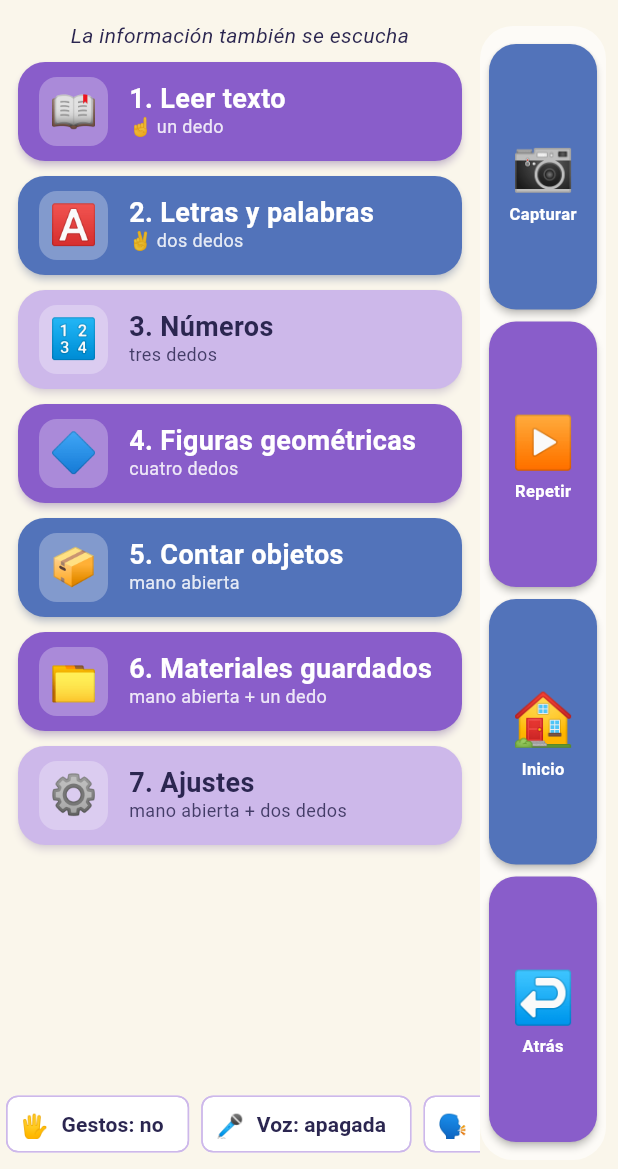
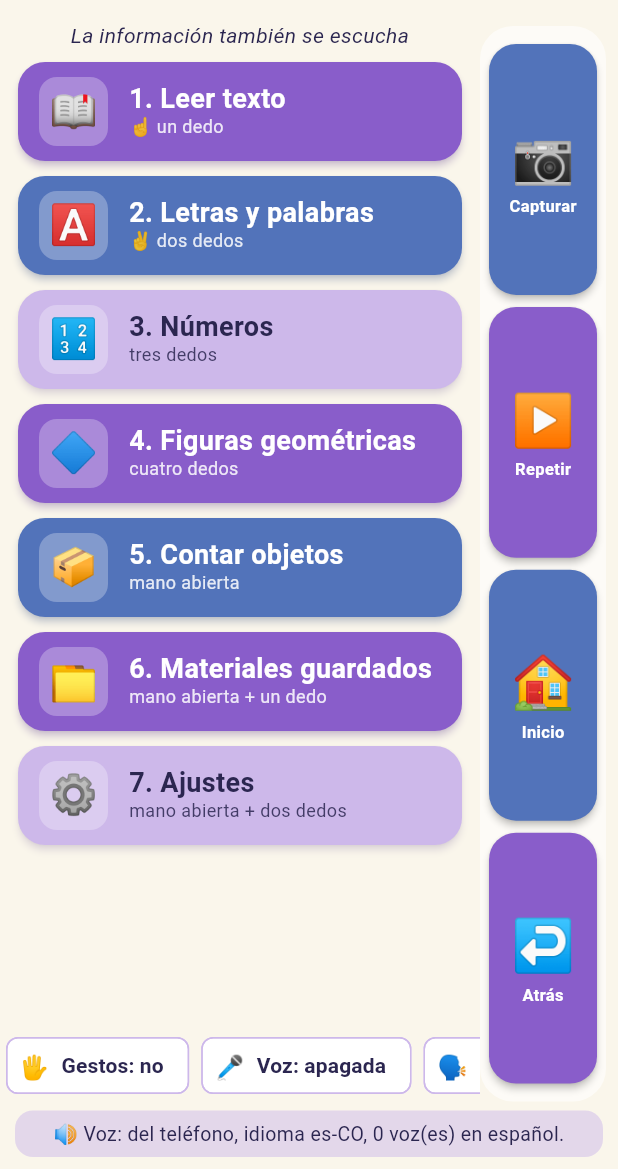
Before and after one commit to Shimo-sae/Eduaccesible, a Flutter app: the screen it shows after launch, after a tap on "1. Leer texto", after a tap on "Capturar", after a tap on "Inicio", on a phone screen of 412 x 824 dp, the part 67-1236 px from its top. Run offline on Flutter 3.47's test engine with Material 3 defaults, Android fonts, the light colour scheme and no system bars; our stand-ins replace camera, file_picker, flutter_tts, image_picker, share_plus, speech_to_text; missing offline and left inert: google_mlkit_image_labeling, google_mlkit_object_detection, google_mlkit_text_recognition, hand_landmarker, syncfusion_flutter_pdf.

Commit message:
acto actua

```diff
--- a/flutter/lib/main.dart
+++ b/flutter/lib/main.dart
@@ -1,12 +1,21 @@
 import 'package:flutter/material.dart';
 import 'package:flutter/services.dart';
 import 'package:camera/camera.dart';
+import 'dart:async';
+import 'package:flutter/foundation.dart';
 import 'pantallas.dart';
+import 'registro.dart';
 
 List<CameraDescription> camaras = [];
 
 Future<void> main() async {
   WidgetsFlutterBinding.ensureInitialized();
+  FlutterError.onError = (d) => Registro.anotar('ERROR: ${d.exceptionAsString()}');
+  PlatformDispatcher.instance.onError = (e, st) {
+    Registro.anotar('ERROR: $e');
+    return true;
+  };
+  Registro.anotar('App iniciada');
   await SystemChrome.setPreferredOrientations(DeviceOrientation.values);
   try {
     camaras = await availableCameras();
--- /dev/null
+++ b/flutter/lib/registro.dart
@@ -0,0 +1,29 @@
+/// Registro interno de lo que hace la app (errores, lo que oye el micrófono, lo que detecta la cámara).
+/// Se ve en Ajustes → Diagnóstico y se puede compartir, para saber por qué algo falla sin conectar el celular al computador.
+class Registro {
+  static final List<String> _lineas = [];
+  static final Map<String, int> _veces = {};
+
+  static void anotar(String texto) {
+    final t = DateTime.now();
+    String d2(int n) => n.toString().padLeft(2, '0');
+    _lineas.add('${d2(t.hour)}:${d2(t.minute)}:${d2(t.second)}  $texto');
+    if (_lineas.length > 400) _lineas.removeRange(0, _lineas.length - 400);
+  }
+
+  /// Como [anotar] pero solo las primeras [max] veces (para lo que ocurre muchas veces por segundo).
+  static void poco(String clave, String texto, {int max = 5}) {
+    final n = (_veces[clave] ?? 0) + 1;
+    _veces[clave] = n;
+    if (n <= max) anotar(texto);
+  }
+
+  static void contar(String clave) => _veces[clave] = (_veces[clave] ?? 0) + 1;
+  static int veces(String clave) => _veces[clave] ?? 0;
+
+  static String texto() => _lineas.isEmpty ? '(sin registros todavía)' : _lineas.join('\n');
+  static void limpiar() {
+    _lineas.clear();
+    _veces.clear();
+  }
+}
--- a/flutter/lib/servicios.dart
+++ b/flutter/lib/servicios.dart
@@ -10,6 +10,7 @@ import 'package:image/image.dart' as img;
 import 'package:path_provider/path_provider.dart';
 import 'etiquetas.dart';
 import 'figuras.dart';
+import 'registro.dart';
 
 /// Voz que lee (TextToSpeech de Android). Se puede cortar con [detener].
 class Voz {
@@ -17,14 +18,31 @@ class Voz {
   String ultimo = '';
   bool hablando = false;
 
+  /// Resumen de la voz elegida (se muestra en la barra de estado al abrir la app).
+  String info = '';
+  bool hayEspanol = true;
+  String _cod = 'es-ES';
+  Map<String, String>? _vozEs;
+
   Future<void> iniciar() async {
-    // Elige una voz realmente en español (si no, Android lee con su voz en inglés y mezcla los idiomas).
+    // 1) Motor: el de Google es el que trae buenas voces en español (algunos teléfonos usan uno propio sin español).
+    var motor = '';
+    try {
+      final motores = await _tts.getEngines;
+      if (motores is List && motores.any((m) => m.toString() == 'com.google.android.tts')) {
+        await _tts.setEngine('com.google.android.tts');
+        motor = 'Google';
+        await Future.delayed(const Duration(milliseconds: 500)); // el motor tarda un momento en cambiar
+      }
+    } catch (_) {}
+    // 2) Idioma: el primer español que el motor tenga de verdad.
     var fijada = false;
     for (final cod in ['es-CO', 'es-MX', 'es-US', 'es-419', 'es-ES']) {
       try {
         final r = await _tts.isLanguageAvailable(cod);
         if (r == true || r == 1) {
           await _tts.setLanguage(cod);
+          _cod = cod;
           fijada = true;
           break;
         }
@@ -35,6 +53,8 @@ class Voz {
         await _tts.setLanguage('es-ES');
       } catch (_) {}
     }
+    // 3) Voz concreta en español (con la que sí funciona sin internet, si hay)
+    var nVoces = 0;
     try {
       final voces = await _tts.getVoices;
       if (voces is List) {
@@ -42,21 +62,27 @@ class Voz {
           final loc = (v is Map ? (v['locale'] ?? '') : '').toString().toLowerCase().replaceAll('_', '-');
           return loc.startsWith('es');
         }).toList();
+        nVoces = es.length;
         if (es.isNotEmpty) {
           es.sort((a, b) {
             int pt(dynamic v) {
               final loc = (v['locale'] ?? '').toString().toLowerCase().replaceAll('_', '-');
               var n = 0;
               if (loc.contains('es-co') || loc.contains('es-mx') || loc.contains('es-us') || loc.contains('es-419')) n -= 2;
-              if (v['network_required'].toString() == '1') n += 1; // mejor una voz que funcione sin internet
+              if (v['network_required'].toString() == '1') n += 1;
               return n;
             }
             return pt(a).compareTo(pt(b));
           });
-          await _tts.setVoice({'name': es.first['name'].toString(), 'locale': es.first['locale'].toString()});
+          _vozEs = {'name': es.first['name'].toString(), 'locale': es.first['locale'].toString()};
+          await _tts.setVoice(_vozEs!);
         }
       }
     } catch (_) {}
+    hayEspanol = fijada || nVoces > 0;
+    info = hayEspanol
+        ? '🔊 Voz: ${motor.isEmpty ? 'del teléfono' : motor}, idioma $_cod, $nVoces voz(es) en español.'
+        : '🔊 Este teléfono NO tiene voz en español: se oirá en inglés. Instálala en Ajustes > Sistema > Idiomas > Salida de texto a voz > Google > Instalar datos de voz > Español.';
     await _tts.setSpeechRate(0.5);
     _tts.setStartHandler(() => hablando = true);
     _tts.setCompletionHandler(() => hablando = false);
@@ -89,6 +115,10 @@ class Voz {
     hablando = true;
     final partes = trozos(t);
     if (partes.isEmpty) return;
+    try {
+      await _tts.setLanguage(_cod); // algunos teléfonos vuelven al inglés solos
+      if (_vozEs != null) await _tts.setVoice(_vozEs!);
+    } catch (_) {}
     await _tts.speak(partes.first);
     if (partes.length > 1) {
       try {
@@ -172,6 +202,7 @@ class Escucha {
       listenOptions: stt.SpeechListenOptions(partialResults: true, cancelOnError: false),
       onResult: (r) {
         _ultimas = r.recognizedWords;
+        if (r.finalResult) Registro.anotar('Voz: oí "${r.recognizedWords}" (idioma $_idioma)');
         if (_ultimas.trim().isNotEmpty) alParcial?.call(_ultimas);
         if (r.finalResult && !_entregado && _ultimas.trim().isNotEmpty) {
           _entregado = true;
@@ -252,11 +283,18 @@ class Lector {
   }
 
   Future<String> figuras(String ruta, {required bool recorte}) async =>
-      fraseFiguras(await detectarFiguras(ruta, recorte: recorte));
+      fraseFiguras(await _figurasLog(ruta, recorte));
+
+  Future<List<Figura>> _figurasLog(String ruta, bool recorte) async {
+    final f = await detectarFiguras(ruta, recorte: recorte);
+    Registro.anotar('Figuras: se detectaron ${f.length} (recorte: $recorte)');
+    return f;
+  }
 
   /// Cuenta objetos POR TIPO: ML Kit encuentra dónde hay objetos y a cada uno se le pregunta qué es.
   Future<String> objetos(String ruta) async {
     final objs = await _obj.processImage(InputImage.fromFilePath(ruta));
+    Registro.anotar('Objetos: ML Kit encontró ${objs.length} -> ${objs.map((o) => '${o.boundingBox.width.round()}x${o.boundingBox.height.round()} ${o.labels.map((l) => l.text).join("/")}').join(" | ")}');
     if (objs.isEmpty) return 'No se detectaron objetos. Separa los objetos y usa buena luz.';
     final cuenta = <String, int>{};
     img.Image? im;
```
Also changed, not shown: flutter/lib/manos.dart (+11 -1 lines), flutter/lib/pantallas.dart (+43 -1 lines), app/logo.png (added).
